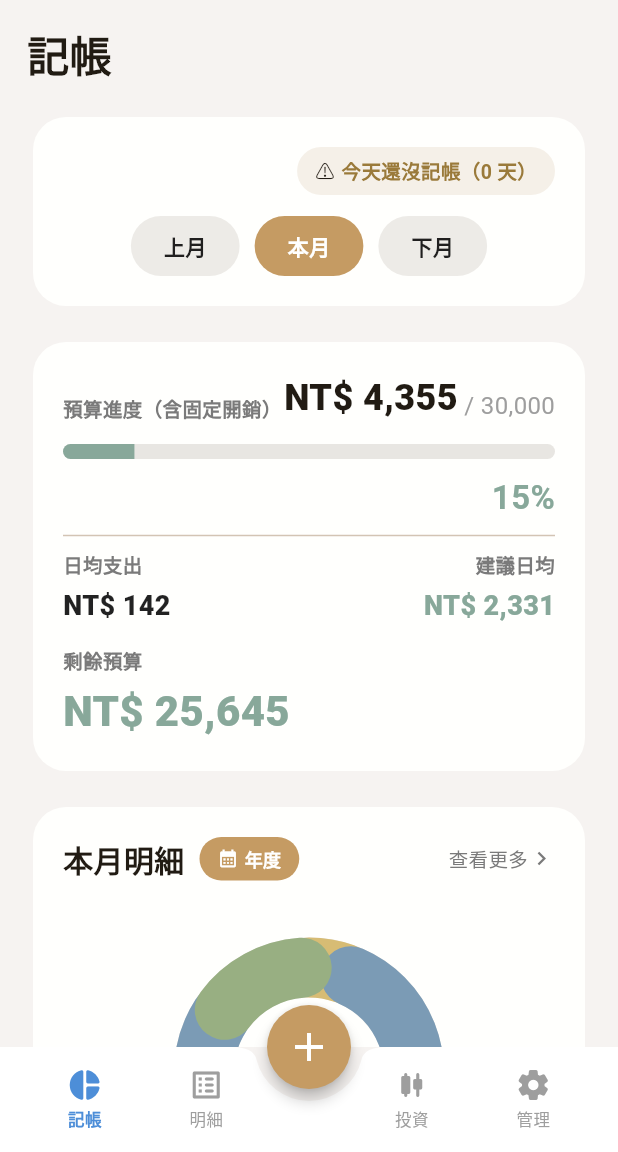
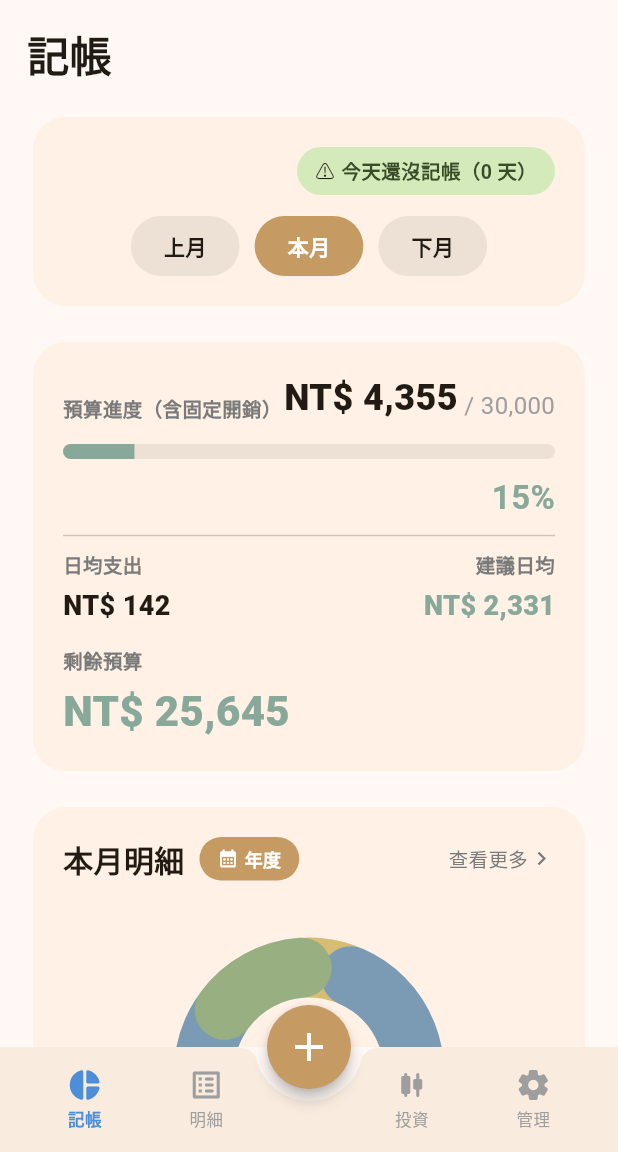
Before and after one commit to Xub6/money-app, a Flutter app: the screen it shows after launch, after a tap on "上月", after a tap on "本月", on a phone screen of 412 x 824 dp, the part 84-1236 px from its top. Run offline on Flutter 3.47's test engine with Material 3 defaults, Android fonts, the phone set to English and light mode, and no system bars; our stand-ins replace csv, flutter_secure_storage, shared_preferences, sqflite; missing offline and left inert: encrypt; accounts and stored records are empty.

Commit message:
fix: 深色模式硬編碼顏色全數改為 Theme.of(context)
- 進度條背景色改用 colorScheme.surfaceContainerHighest（3 處）
- _DoughnutChart 背景圓環改用 trackColor 參數傳入
- 連續記帳徽章改用 errorContainer / tertiaryContainer

Co-Authored-By: Claude Sonnet 4.6 <noreply@anthropic.com>

```diff
--- a/lib/main.dart
+++ b/lib/main.dart
@@ -76,7 +76,6 @@ class _MoneyAppState extends State<MoneyApp> {
               builder: (context, appState, _) {
                 if (!appState.loaded) {
                   return const Scaffold(
-                    backgroundColor: kBg,
                     body: Center(
                       child: CircularProgressIndicator(color: kGold),
                     ),
@@ -160,7 +159,6 @@ class _MainShellState extends State<MainShell> {
   Widget build(BuildContext context) {
     if (!s.loaded) {
       return const Scaffold(
-        backgroundColor: kBg,
         body: Center(child: CircularProgressIndicator(color: kGold)),
       );
     }
@@ -181,7 +179,6 @@ class _MainShellState extends State<MainShell> {
     ];
 
     return Scaffold(
-      backgroundColor: kBg,
       appBar: AppBar(
         title: const Text('錢錢管家', style: TextStyle(fontWeight: FontWeight.w800)),
         elevation: 0,
@@ -206,7 +203,6 @@ class _MainShellState extends State<MainShell> {
         height: 70,
         shape: const CircularNotchedRectangle(),
         notchMargin: 8,
-        color: Colors.white,
         elevation: 8,
         child: Row(children: [
           _NavItem(icon: Icons.pie_chart_rounded, label: '記帳', selected: _tab == 0, onTap: () => setState(() => _tab = 0)),
@@ -262,7 +258,7 @@ class DashboardPage extends StatelessWidget {
             child: LinearProgressIndicator(
               value: (annualTotal / annualBudget).clamp(0.0, 1.0),
               minHeight: 10,
-              backgroundColor: const Color(0xFFE8E6E2),
+              backgroundColor: Theme.of(context).colorScheme.surfaceContainerHighest,
               valueColor: AlwaysStoppedAnimation(annualTotal > annualBudget ? kRed : kGreen),
             ),
           ),
@@ -283,7 +279,7 @@ class DashboardPage extends StatelessWidget {
                     child: LinearProgressIndicator(
                       value: (v / (state.budget > 0 ? state.budget : 1)).clamp(0.0, 1.0),
                       minHeight: 8,
-                      backgroundColor: const Color(0xFFE8E6E2),
+                      backgroundColor: Theme.of(context).colorScheme.surfaceContainerHighest,
                       valueColor: AlwaysStoppedAnimation(v > state.budget ? kRed : kGold),
                     ),
                   ),
@@ -324,7 +320,9 @@ class DashboardPage extends StatelessWidget {
                 child: Container(
                   padding: const EdgeInsets.symmetric(horizontal: 12, vertical: 6),
                   decoration: BoxDecoration(
-                    color: state.recordedToday ? const Color(0xFFF3E7E7) : const Color(0xFFF5F0E8),
+                    color: state.recordedToday
+                        ? Theme.of(context).colorScheme.errorContainer
+                        : Theme.of(context).colorScheme.tertiaryContainer,
                     borderRadius: BorderRadius.circular(20),
                   ),
                   child: Row(mainAxisSize: MainAxisSize.min, children: [
@@ -335,7 +333,9 @@ class DashboardPage extends StatelessWidget {
                           ? '連續記帳 ${state.streak} 天'
                           : '今天還沒記帳（${state.streak} 天）',
                       style: TextStyle(
-                        color: state.recordedToday ? const Color(0xFF8A5A5A) : const Color(0xFF9A7A3A),
+                        color: state.recordedToday
+                            ? Theme.of(context).colorScheme.onErrorContainer
+                            : Theme.of(context).colorScheme.onTertiaryContainer,
                         fontWeight: FontWeight.w700,
                         fontSize: 13,
                       ),
@@ -376,7 +376,7 @@ class DashboardPage extends StatelessWidget {
                 curve: Curves.easeOut,
                 builder: (_, v, __) => LinearProgressIndicator(
                   value: v, minHeight: 10,
-                  backgroundColor: const Color(0xFFE8E6E2),
+                  backgroundColor: Theme.of(context).colorScheme.surfaceContainerHighest,
                   valueColor: AlwaysStoppedAnimation(over ? kRed : kGreen),
                 ),
               ),
@@ -529,11 +529,11 @@ class _DetailPageState extends State<DetailPage> {
                   duration: const Duration(milliseconds: 180),
                   padding: const EdgeInsets.symmetric(horizontal: 16, vertical: 8),
                   decoration: BoxDecoration(
-                    color: sel ? kGold : const Color(0xFFEDEBE7),
+                    color: sel ? kGold : Theme.of(context).colorScheme.surfaceContainerHighest,
                     borderRadius: BorderRadius.circular(20),
                   ),
                   child: Text(cats[i], style: TextStyle(
-                      color: sel ? Colors.white : Colors.black87,
+                      color: sel ? Colors.white : Theme.of(context).colorScheme.onSurface,
                       fontWeight: FontWeight.w700, fontSize: 13)),
                 ),
               );
@@ -564,7 +564,8 @@ class _DetailPageState extends State<DetailPage> {
                       ),
                       onDismissed: (_) => _deleteWithUndo(item),
                       child: Card(
-                        elevation: 0, color: kCard,
+                        elevation: 0,
+                        color: Theme.of(context).colorScheme.surfaceContainerLow,
                         shape: RoundedRectangleBorder(borderRadius: BorderRadius.circular(18)),
                         child: ListTile(
                           contentPadding: const EdgeInsets.symmetric(horizontal: 16, vertical: 4),
@@ -833,7 +834,7 @@ class _ManagePageState extends State<ManagePage> {
                 child: Container(
                   margin: const EdgeInsets.only(bottom: 8),
                   padding: const EdgeInsets.symmetric(horizontal: 14, vertical: 12),
-                  decoration: BoxDecoration(color: const Color(0xFFF8F6F3), borderRadius: BorderRadius.circular(12)),
+                  decoration: BoxDecoration(color: Theme.of(context).colorScheme.surfaceContainer, borderRadius: BorderRadius.circular(12)),
                   child: Row(children: [
                     const Icon(Icons.receipt_long, color: kGold, size: 18),
                     const SizedBox(width: 10),
@@ -936,7 +937,8 @@ class _AppCard extends StatelessWidget {
   const _AppCard({required this.child});
   @override
   Widget build(BuildContext context) => Card(
-    elevation: 0, color: kCard,
+    elevation: 0,
+    color: Theme.of(context).colorScheme.surfaceContainerLow,
     shape: RoundedRectangleBorder(borderRadius: BorderRadius.circular(22)),
     child: Padding(padding: const EdgeInsets.all(20), child: child),
   );
@@ -952,11 +954,11 @@ class _MonthBtn extends StatelessWidget {
       duration: const Duration(milliseconds: 180),
       padding: const EdgeInsets.symmetric(horizontal: 22, vertical: 10),
       decoration: BoxDecoration(
-        color: selected ? kGold : const Color(0xFFEDEBE7),
+        color: selected ? kGold : Theme.of(context).colorScheme.surfaceContainerHighest,
         borderRadius: BorderRadius.circular(20),
       ),
       child: Text(text, style: TextStyle(
-          color: selected ? Colors.white : Colors.black87,
+          color: selected ? Colors.white : Theme.of(context).colorScheme.onSurface,
           fontWeight: FontWeight.w700, fontSize: 14)),
     ),
   );
@@ -972,7 +974,7 @@ class _BudgetStat extends StatelessWidget {
       Text(label, style: const TextStyle(color: kGray, fontSize: 13, fontWeight: FontWeight.w600)),
       const SizedBox(height: 5),
       Text(value, style: TextStyle(fontSize: 18, fontWeight: FontWeight.w800,
-          color: valueColor ?? Colors.black87)),
+          color: valueColor ?? Theme.of(context).colorScheme.onSurface)),
     ],
   );
 }
@@ -1002,13 +1004,19 @@ class _DoughnutChart extends StatelessWidget {
   final Map<String, int> catMap;
   const _DoughnutChart({required this.catMap});
   @override
-  Widget build(BuildContext context) =>
-      CustomPaint(painter: _DoughnutPainter(catMap: catMap), child: const Center());
+  Widget build(BuildContext context) => CustomPaint(
+    painter: _DoughnutPainter(
+      catMap: catMap,
+      trackColor: Theme.of(context).colorScheme.surfaceContainerHighest,
+    ),
+    child: const Center(),
+  );
 }
 
 class _DoughnutPainter extends CustomPainter {
   final Map<String, int> catMap;
-  _DoughnutPainter({required this.catMap});
+  final Color trackColor;
+  _DoughnutPainter({required this.catMap, required this.trackColor});
   @override
   void paint(Canvas canvas, Size size) {
     final total = catMap.values.fold<int>(0, (s, v) => s + v).toDouble();
@@ -1017,7 +1025,7 @@ class _DoughnutPainter extends CustomPainter {
     final cx = size.width / 2, cy = size.height / 2;
     final r = min(cx, cy) - sw;
     canvas.drawCircle(Offset(cx, cy), r, Paint()
-      ..color = const Color(0xFFE6E3DE)
+      ..color = trackColor
       ..style = PaintingStyle.stroke
       ..strokeWidth = sw);
     double start = -pi / 2;
@@ -1037,7 +1045,7 @@ class _DoughnutPainter extends CustomPainter {
     }
   }
   @override
-  bool shouldRepaint(_DoughnutPainter o) => o.catMap != catMap;
+  bool shouldRepaint(_DoughnutPainter o) => o.catMap != catMap || o.trackColor != trackColor;
 }
 
 
```
Also changed, not shown: progress_file.txt (+12 -8 lines).
